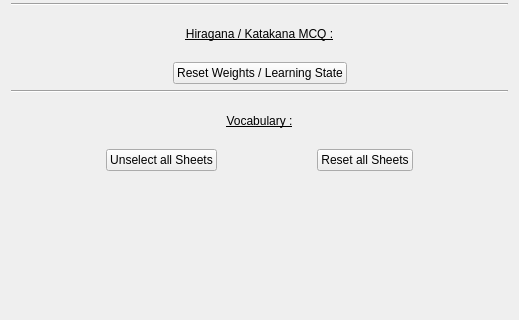
Old version of the form Src/Pages/StatisticsPage.ui in the repository Aryetis/Obenkyobo; both pictures show x 0 to 519 and y 122 to 442 of the 519 by 557 pixel window.
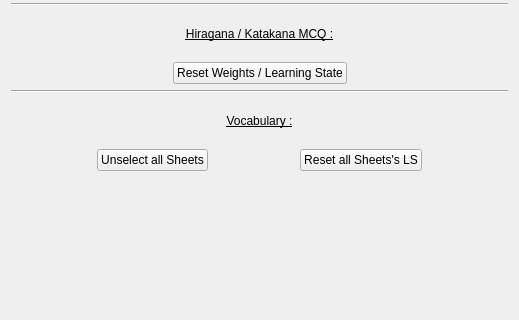
New version of the form.

Commit message: investigating on fnt size for switch button, fixed switch button not showing up at first, cleaning

Diff of the .ui file:
```diff
--- a/Src/Pages/StatisticsPage.ui
+++ b/Src/Pages/StatisticsPage.ui
@@ -271,7 +271,7 @@
        <item>
         <widget class="QPushButton" name="ResetVocabSheets">
          <property name="text">
-          <string>Reset all Sheets</string>
+          <string>Reset all Sheets's LS</string>
          </property>
         </widget>
        </item>
```
The commit also changes 4 other files.
